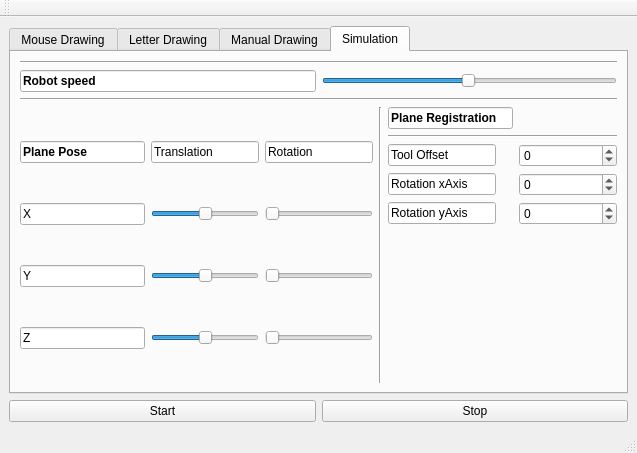
This is CAPISample/robotdrawui.ui in dzunder32/BachelorRobot as Qt 5 draws it before an edit. The edited form follows.
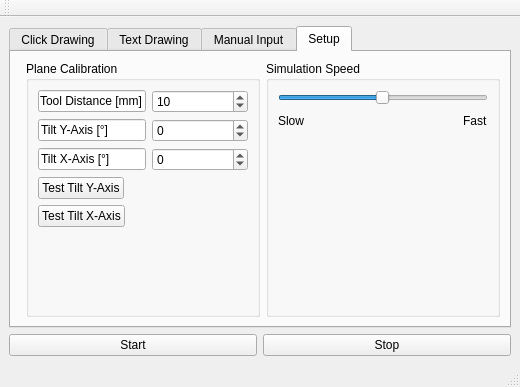
This is the edited form. The open tabs and pages were chosen to show the change.

Diff of the .ui file:
```diff
--- a/CAPISample/robotdrawui.ui
+++ b/CAPISample/robotdrawui.ui
@@ -6,31 +6,34 @@
    <rect>
     <x>0</x>
     <y>0</y>
-    <width>637</width>
-    <height>453</height>
+    <width>518</width>
+    <height>387</height>
    </rect>
   </property>
   <property name="windowTitle">
    <string>MainWindow</string>
   </property>
   <widget class="QWidget" name="centralwidget">
-   <layout class="QVBoxLayout" name="verticalLayout_5">
+   <layout class="QVBoxLayout" name="verticalLayout_2">
     <item>
      <widget class="QTabWidget" name="tabWidget">
       <property name="currentIndex">
-       <number>1</number>
+       <number>3</number>
       </property>
       <widget class="QWidget" name="tab">
        <property name="toolTip">
         <string>&lt;html&gt;&lt;head/&gt;&lt;body&gt;&lt;p&gt;&lt;br/&gt;&lt;/p&gt;&lt;/body&gt;&lt;/html&gt;</string>
        </property>
        <attribute name="title">
-        <string>Mouse Drawing</string>
+        <string>Click Drawing</string>
        </attribute>
-       <layout class="QVBoxLayout" name="verticalLayout_11">
-        <item>
          <layout class="QHBoxLayout" name="horizontalLayout_6">
           <item>
+         <widget class="QGraphicsView" name="graphicsView"/>
+        </item>
+        <item>
+         <layout class="QVBoxLayout" name="verticalLayout_5">
+          <item>
            <widget class="QPushButton" name="pushButton_lift">
             <property name="text">
              <string>Lift Tip</string>
@@ -46,25 +49,24 @@
           </item>
          </layout>
         </item>
-        <item>
-         <widget class="QGraphicsView" name="graphicsView"/>
-        </item>
        </layout>
       </widget>
       <widget class="QWidget" name="tab_4">
        <attribute name="title">
-        <string>Letter Drawing</string>
+        <string>Text Drawing</string>
        </attribute>
-       <layout class="QVBoxLayout" name="verticalLayout_4">
+       <layout class="QHBoxLayout" name="horizontalLayout_9">
         <item>
          <widget class="QTextEdit" name="textEdit_textInput"/>
         </item>
         <item>
+         <layout class="QVBoxLayout" name="verticalLayout_4">
+          <item>
          <layout class="QHBoxLayout" name="horizontalLayout_5">
           <item>
-           <widget class="QLineEdit" name="lineEdit_7">
+             <widget class="QLabel" name="label_3">
             <property name="text">
-             <string>LetterSize</string>
+               <string>Lettersize</string>
             </property>
            </widget>
           </item>
@@ -78,18 +80,7 @@
             </property>
            </widget>
           </item>
-          <item>
-           <spacer name="horizontalSpacer_4">
-            <property name="orientation">
-             <enum>Qt::Horizontal</enum>
-            </property>
-            <property name="sizeHint" stdset="0">
-             <size>
-              <width>40</width>
-              <height>20</height>
-             </size>
-            </property>
-           </spacer>
+           </layout>
           </item>
           <item>
            <widget class="QPushButton" name="pushButton_draw">
@@ -104,122 +95,205 @@
       </widget>
       <widget class="QWidget" name="tab_2">
        <attribute name="title">
-        <string>Manual Drawing</string>
+        <string>Manual Input</string>
        </attribute>
-       <layout class="QVBoxLayout" name="verticalLayout_2">
+       <layout class="QVBoxLayout" name="verticalLayout_7">
+        <item>
+         <layout class="QHBoxLayout" name="horizontalLayout_8">
+          <item>
+           <widget class="QGroupBox" name="groupBox">
+            <property name="title">
+             <string>Line / Point Definition</string>
+            </property>
+            <property name="checkable">
+             <bool>false</bool>
+            </property>
+            <layout class="QVBoxLayout" name="verticalLayout_3">
         <item>
          <layout class="QHBoxLayout" name="horizontalLayout">
           <item>
-           <widget class="Line" name="line_7">
-            <property name="orientation">
-             <enum>Qt::Vertical</enum>
-            </property>
-           </widget>
+                <widget class="QRadioButton" name="radioButton_Point">
+                 <property name="text">
+                  <string>Point</string>
+                 </property>
+                </widget>
+               </item>
+               <item>
+                <widget class="QRadioButton" name="radioButton_Line">
+                 <property name="text">
+                  <string>Line</string>
+                 </property>
+                </widget>
+               </item>
+              </layout>
           </item>
           <item>
            <layout class="QGridLayout" name="gridLayout">
-            <item row="2" column="0">
-             <widget class="QLineEdit" name="lineEdit_4">
-              <property name="text">
-               <string>P1</string>
-              </property>
-             </widget>
-            </item>
-            <item row="2" column="1">
-             <widget class="QLineEdit" name="lineEdit_P1X"/>
-            </item>
-            <item row="1" column="1">
+               <item row="0" column="0">
              <widget class="QLineEdit" name="lineEdit">
-              <property name="text">
-               <string>X</string>
-              </property>
-             </widget>
-            </item>
-            <item row="3" column="0">
-             <widget class="QLineEdit" name="lineEdit_8">
+                 <property name="sizePolicy">
+                  <sizepolicy hsizetype="Fixed" vsizetype="Fixed">
+                   <horstretch>0</horstretch>
+                   <verstretch>0</verstretch>
+                  </sizepolicy>
+                 </property>
+                 <property name="minimumSize">
+                  <size>
+                   <width>0</width>
+                   <height>0</height>
+                  </size>
+                 </property>
               <property name="text">
-               <string>P2</string>
+                  <string>X1 (mm)</string>
               </property>
              </widget>
             </item>
-            <item row="3" column="1">
-             <widget class="QLineEdit" name="lineEdit_P2X"/>
-            </item>
-            <item row="2" column="4">
-             <widget class="QPushButton" name="pushButton_addP1">
-              <property name="text">
-               <string>Draw P1 </string>
-              </property>
-             </widget>
-            </item>
-            <item row="1" column="3">
+               <item row="0" column="1">
+                <widget class="QDoubleSpinBox" name="doubleSpinBox_x1">
+                 <property name="decimals">
+                  <number>2</number>
+                 </property>
+                 <property name="minimum">
+                  <double>-200.000000000000000</double>
+                 </property>
+                 <property name="maximum">
+                  <double>200.000000000000000</double>
+                 </property>
+                 <property name="singleStep">
+                  <double>1.000000000000000</double>
+                 </property>
+                </widget>
+               </item>
+               <item row="0" column="2">
              <widget class="QLineEdit" name="lineEdit_9">
+                 <property name="sizePolicy">
+                  <sizepolicy hsizetype="Fixed" vsizetype="Fixed">
+                   <horstretch>0</horstretch>
+                   <verstretch>0</verstretch>
+                  </sizepolicy>
+                 </property>
               <property name="text">
-               <string>Y</string>
+                  <string>Y1 (mm)</string>
               </property>
              </widget>
             </item>
-            <item row="2" column="3">
-             <widget class="QLineEdit" name="lineEdit_P1Y"/>
-            </item>
-            <item row="0" column="0" colspan="2">
-             <widget class="QLineEdit" name="lineEdit_2">
+               <item row="0" column="3">
+                <widget class="QDoubleSpinBox" name="doubleSpinBox_y1">
+                 <property name="minimum">
+                  <double>-300.000000000000000</double>
+                 </property>
+                 <property name="maximum">
+                  <double>300.300000000000011</double>
+                 </property>
+                </widget>
+               </item>
+               <item row="1" column="0">
+                <widget class="QLineEdit" name="lineEdit_19">
+                 <property name="sizePolicy">
+                  <sizepolicy hsizetype="Fixed" vsizetype="Fixed">
+                   <horstretch>0</horstretch>
+                   <verstretch>0</verstretch>
+                  </sizepolicy>
+                 </property>
               <property name="text">
-               <string>Draw point or line between P1 and P2</string>
+                  <string>X2 (mm)</string>
               </property>
              </widget>
             </item>
-            <item row="3" column="4">
-             <widget class="QPushButton" name="pushButton_addLine">
-              <property name="text">
-               <string>Draw Line</string>
-              </property>
-             </widget>
-            </item>
-            <item row="3" column="3">
-             <widget class="QLineEdit" name="lineEdit_P2Y"/>
-            </item>
-            <item row="1" column="2" rowspan="3">
-             <widget class="Line" name="line_8">
-              <property name="orientation">
-               <enum>Qt::Vertical</enum>
-              </property>
-             </widget>
-            </item>
-            <item row="4" column="0" colspan="4">
-             <widget class="Line" name="line_2">
-              <property name="orientation">
-               <enum>Qt::Horizontal</enum>
-              </property>
+               <item row="1" column="1">
+                <widget class="QDoubleSpinBox" name="doubleSpinBox_x2">
+                 <property name="minimum">
+                  <double>-200.000000000000000</double>
+                 </property>
+                 <property name="maximum">
+                  <double>200.000000000000000</double>
+                 </property>
+                </widget>
+               </item>
+               <item row="1" column="2">
+                <widget class="QLineEdit" name="lineEdit_20">
+                 <property name="sizePolicy">
+                  <sizepolicy hsizetype="Fixed" vsizetype="Fixed">
+                   <horstretch>0</horstretch>
+                   <verstretch>0</verstretch>
+                  </sizepolicy>
+                 </property>
+                 <property name="text">
+                  <string>Y2 (mm)</string>
+                 </property>
+                </widget>
+               </item>
+               <item row="1" column="3">
+                <widget class="QDoubleSpinBox" name="doubleSpinBox_y2">
+                 <property name="minimum">
+                  <double>-300.000000000000000</double>
+                 </property>
+                 <property name="maximum">
+                  <double>300.000000000000000</double>
+                 </property>
              </widget>
             </item>
            </layout>
           </item>
+            </layout>
+           </widget>
+          </item>
           <item>
-           <widget class="Line" name="line_5">
-            <property name="orientation">
-             <enum>Qt::Vertical</enum>
+           <widget class="QPushButton" name="pushButton_drawLinePoint">
+            <property name="sizePolicy">
+             <sizepolicy hsizetype="Fixed" vsizetype="Fixed">
+              <horstretch>0</horstretch>
+              <verstretch>0</verstretch>
+             </sizepolicy>
             </property>
+            <property name="text">
+             <string>Draw</string>
+            </property>
            </widget>
           </item>
          </layout>
         </item>
+        <item>
+         <layout class="QHBoxLayout" name="horizontalLayout_11">
+          <item>
+           <widget class="QGroupBox" name="groupBox_2">
+            <property name="title">
+             <string>Circle</string>
+            </property>
+            <layout class="QVBoxLayout" name="verticalLayout_6">
         <item>
          <layout class="QHBoxLayout" name="horizontalLayout_7">
           <item>
-           <widget class="QLineEdit" name="lineEdit_6">
+                <widget class="QLineEdit" name="lineEdit_21">
+                 <property name="sizePolicy">
+                  <sizepolicy hsizetype="Expanding" vsizetype="Fixed">
+                   <horstretch>0</horstretch>
+                   <verstretch>0</verstretch>
+                  </sizepolicy>
+                 </property>
             <property name="text">
-             <string>Circle Radius: </string>
+                  <string>Radius (mm)</string>
             </property>
            </widget>
           </item>
           <item>
-           <widget class="QLineEdit" name="lineEdit_Radius"/>
-          </item>
+                <widget class="QDoubleSpinBox" name="doubleSpinBox_radius"/>
+               </item>
+              </layout>
+             </item>
+            </layout>
+           </widget>
+          </item>
           <item>
-           <widget class="QPushButton" name="pushButton_addCircle">
+           <widget class="QPushButton" name="pushButton_drawCircle">
+            <property name="sizePolicy">
+             <sizepolicy hsizetype="Fixed" vsizetype="Fixed">
+              <horstretch>0</horstretch>
+              <verstretch>0</verstretch>
+             </sizepolicy>
+            </property>
             <property name="text">
-             <string>Draw Circle</string>
+             <string>Draw </string>
             </property>
            </widget>
           </item>
@@ -229,235 +303,191 @@
       </widget>
       <widget class="QWidget" name="tab_3">
        <attribute name="title">
-        <string>Simulation</string>
+        <string>Setup</string>
        </attribute>
-       <layout class="QVBoxLayout" name="verticalLayout">
-        <item>
-         <widget class="Line" name="line">
-          <property name="orientation">
-           <enum>Qt::Horizontal</enum>
-          </property>
-         </widget>
-        </item>
-        <item>
          <layout class="QHBoxLayout" name="horizontalLayout_4">
           <item>
-           <widget class="QLineEdit" name="lineEdit_5">
-            <property name="font">
-             <font>
-              <bold>true</bold>
-             </font>
-            </property>
-            <property name="text">
-             <string>Robot speed </string>
-            </property>
-           </widget>
-          </item>
-          <item>
-           <widget class="QSlider" name="timerSpeedSlider">
-            <property name="minimum">
-             <number>4</number>
-            </property>
-            <property name="maximum">
-             <number>1000</number>
-            </property>
-            <property name="value">
-             <number>500</number>
-            </property>
-            <property name="sliderPosition">
-             <number>500</number>
-            </property>
+         <widget class="Line" name="line">
             <property name="orientation">
              <enum>Qt::Horizontal</enum>
             </property>
            </widget>
           </item>
-         </layout>
-        </item>
         <item>
-         <widget class="Line" name="line_6">
-          <property name="orientation">
-           <enum>Qt::Horizontal</enum>
+         <widget class="QGroupBox" name="groupBox_3">
+          <property name="title">
+           <string>Plane Calibration</string>
           </property>
-         </widget>
-        </item>
-        <item>
-         <layout class="QHBoxLayout" name="horizontalLayout_2">
-          <item>
-           <layout class="QGridLayout" name="gridLayout_2">
-            <item row="0" column="1">
-             <widget class="QLineEdit" name="lineEdit_10">
-              <property name="text">
-               <string>Translation</string>
-              </property>
-             </widget>
-            </item>
-            <item row="0" column="2">
-             <widget class="QLineEdit" name="lineEdit_14">
-              <property name="text">
-               <string>Rotation</string>
-              </property>
-             </widget>
-            </item>
-            <item row="1" column="0">
-             <widget class="QLineEdit" name="lineEdit_12">
-              <property name="text">
-               <string>X</string>
-              </property>
-             </widget>
-            </item>
-            <item row="1" column="1">
-             <widget class="QSlider" name="horizontalSlider_x">
-              <property name="minimum">
-               <number>-99</number>
-              </property>
-              <property name="orientation">
-               <enum>Qt::Horizontal</enum>
-              </property>
-             </widget>
-            </item>
-            <item row="1" column="2">
-             <widget class="QSlider" name="horizontalSlider_xRot">
-              <property name="orientation">
-               <enum>Qt::Horizontal</enum>
-              </property>
-             </widget>
-            </item>
-            <item row="2" column="0">
-             <widget class="QLineEdit" name="lineEdit_13">
-              <property name="text">
-               <string>Y</string>
-              </property>
-             </widget>
-            </item>
-            <item row="2" column="1">
-             <widget class="QSlider" name="horizontalSlider_y">
-              <property name="minimum">
-               <number>-99</number>
-              </property>
-              <property name="orientation">
-               <enum>Qt::Horizontal</enum>
-              </property>
-             </widget>
-            </item>
-            <item row="2" column="2">
-             <widget class="QSlider" name="horizontalSlider_yRot">
-              <property name="orientation">
-               <enum>Qt::Horizontal</enum>
-              </property>
-             </widget>
-            </item>
-            <item row="3" column="0">
-             <widget class="QLineEdit" name="lineEdit_11">
-              <property name="text">
-               <string>Z</string>
-              </property>
-             </widget>
-            </item>
-            <item row="3" column="1">
-             <widget class="QSlider" name="horizontalSlider_z">
-              <property name="minimum">
-               <number>-99</number>
-              </property>
-              <property name="orientation">
-               <enum>Qt::Horizontal</enum>
-              </property>
-             </widget>
-            </item>
-            <item row="3" column="2">
-             <widget class="QSlider" name="horizontalSlider_zRot">
-              <property name="orientation">
-               <enum>Qt::Horizontal</enum>
-              </property>
-             </widget>
-            </item>
-            <item row="0" column="0">
-             <widget class="QLineEdit" name="lineEdit_18">
-              <property name="font">
-               <font>
-                <bold>true</bold>
-               </font>
-              </property>
-              <property name="text">
-               <string>Plane Pose</string>
-              </property>
-             </widget>
-            </item>
-           </layout>
-          </item>
-          <item>
-           <widget class="Line" name="line_4">
-            <property name="orientation">
-             <enum>Qt::Vertical</enum>
-            </property>
-           </widget>
-          </item>
-          <item>
            <layout class="QFormLayout" name="formLayout">
             <item row="0" column="0">
-             <widget class="QLineEdit" name="lineEdit_3">
-              <property name="font">
-               <font>
-                <bold>true</bold>
-               </font>
-              </property>
-              <property name="text">
-               <string>Plane Registration</string>
-              </property>
-             </widget>
-            </item>
-            <item row="1" column="0" colspan="2">
-             <widget class="Line" name="line_3">
-              <property name="orientation">
-               <enum>Qt::Horizontal</enum>
-              </property>
-             </widget>
-            </item>
-            <item row="2" column="0">
              <widget class="QLineEdit" name="lineEdit_15">
+             <property name="sizePolicy">
+              <sizepolicy hsizetype="Fixed" vsizetype="Fixed">
+               <horstretch>0</horstretch>
+               <verstretch>0</verstretch>
+              </sizepolicy>
+             </property>
               <property name="text">
-               <string>Tool Offset</string>
+              <string>Tool Distance [mm]</string>
               </property>
              </widget>
             </item>
-            <item row="2" column="1">
+           <item row="0" column="1">
              <widget class="QSpinBox" name="spinBox_dist">
+             <property name="sizePolicy">
+              <sizepolicy hsizetype="Expanding" vsizetype="Fixed">
+               <horstretch>0</horstretch>
+               <verstretch>0</verstretch>
+              </sizepolicy>
+             </property>
               <property name="minimum">
                <number>-99</number>
               </property>
-             </widget>
-            </item>
-            <item row="3" column="0">
+             <property name="value">
+              <number>10</number>
+             </property>
+            </widget>
+           </item>
+           <item row="1" column="0">
              <widget class="QLineEdit" name="lineEdit_16">
-              <property name="text">
-               <string>Rotation xAxis</string>
-              </property>
-             </widget>
-            </item>
-            <item row="4" column="0">
-             <widget class="QLineEdit" name="lineEdit_17">
+             <property name="sizePolicy">
+              <sizepolicy hsizetype="Fixed" vsizetype="Fixed">
+               <horstretch>0</horstretch>
+               <verstretch>0</verstretch>
+              </sizepolicy>
+             </property>
               <property name="text">
-               <string>Rotation yAxis</string>
+              <string>Tilt Y-Axis [°]</string>
               </property>
              </widget>
             </item>
-            <item row="3" column="1">
+           <item row="1" column="1">
              <widget class="QSpinBox" name="spinBox_xRot">
+             <property name="sizePolicy">
+              <sizepolicy hsizetype="Expanding" vsizetype="Fixed">
+               <horstretch>0</horstretch>
+               <verstretch>0</verstretch>
+              </sizepolicy>
+             </property>
               <property name="minimum">
                <number>-99</number>
               </property>
              </widget>
             </item>
-            <item row="4" column="1">
+           <item row="2" column="1">
              <widget class="QSpinBox" name="spinBox_yRot">
+             <property name="sizePolicy">
+              <sizepolicy hsizetype="Expanding" vsizetype="Fixed">
+               <horstretch>0</horstretch>
+               <verstretch>0</verstretch>
+              </sizepolicy>
+             </property>
               <property name="minimum">
                <number>-99</number>
               </property>
              </widget>
             </item>
-           </layout>
-          </item>
-         </layout>
+           <item row="2" column="0">
+            <widget class="QLineEdit" name="lineEdit_17">
+             <property name="sizePolicy">
+              <sizepolicy hsizetype="Fixed" vsizetype="Fixed">
+               <horstretch>0</horstretch>
+               <verstretch>0</verstretch>
+              </sizepolicy>
+             </property>
+             <property name="text">
+              <string>Tilt X-Axis [°]</string>
+             </property>
+            </widget>
+           </item>
+           <item row="3" column="0">
+            <widget class="QPushButton" name="pushButton_testX">
+             <property name="text">
+              <string>Test Tilt Y-Axis</string>
+             </property>
+            </widget>
+           </item>
+           <item row="4" column="0">
+            <widget class="QPushButton" name="pushButton_testY">
+             <property name="text">
+              <string>Test Tilt X-Axis</string>
+             </property>
+            </widget>
+           </item>
+          </layout>
+         </widget>
+        </item>
+        <item>
+         <widget class="QGroupBox" name="groupBox_4">
+          <property name="title">
+           <string>Simulation Speed</string>
+          </property>
+          <layout class="QVBoxLayout" name="verticalLayout">
+           <item>
+            <widget class="QSlider" name="timerSpeedSlider">
+             <property name="minimum">
+              <number>4</number>
+             </property>
+             <property name="maximum">
+              <number>1000</number>
+             </property>
+             <property name="value">
+              <number>500</number>
+             </property>
+             <property name="sliderPosition">
+              <number>500</number>
+             </property>
+             <property name="orientation">
+              <enum>Qt::Horizontal</enum>
+             </property>
+            </widget>
+           </item>
+           <item>
+            <layout class="QHBoxLayout" name="horizontalLayout_2">
+             <item>
+              <widget class="QLabel" name="label">
+               <property name="text">
+                <string>Slow</string>
+               </property>
+              </widget>
+             </item>
+             <item>
+              <spacer name="horizontalSpacer">
+               <property name="orientation">
+                <enum>Qt::Horizontal</enum>
+               </property>
+               <property name="sizeHint" stdset="0">
+                <size>
+                 <width>40</width>
+                 <height>20</height>
+                </size>
+               </property>
+              </spacer>
+             </item>
+             <item>
+              <widget class="QLabel" name="label_2">
+               <property name="text">
+                <string>Fast</string>
+               </property>
+              </widget>
+             </item>
+            </layout>
+           </item>
+           <item>
+            <spacer name="verticalSpacer">
+             <property name="orientation">
+              <enum>Qt::Vertical</enum>
+             </property>
+             <property name="sizeHint" stdset="0">
+              <size>
+               <width>20</width>
+               <height>40</height>
+              </size>
+             </property>
+            </spacer>
+           </item>
+          </layout>
+         </widget>
         </item>
        </layout>
       </widget>
@@ -488,7 +518,7 @@
     <rect>
      <x>0</x>
      <y>0</y>
-     <width>637</width>
+     <width>518</width>
      <height>21</height>
     </rect>
    </property>
```
Lines whose indentation alone changed are shown as unchanged.
